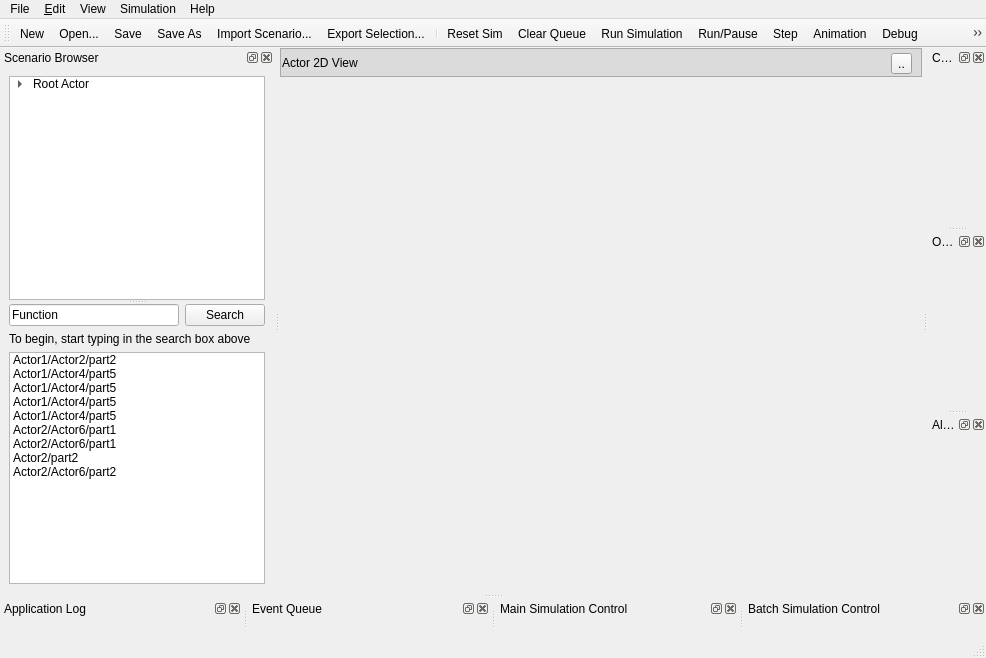
DND-DRDC-RDDC/OS_ORIGAME, file origame/gui/ui_files/mainwindow.ui: the form before one commit.
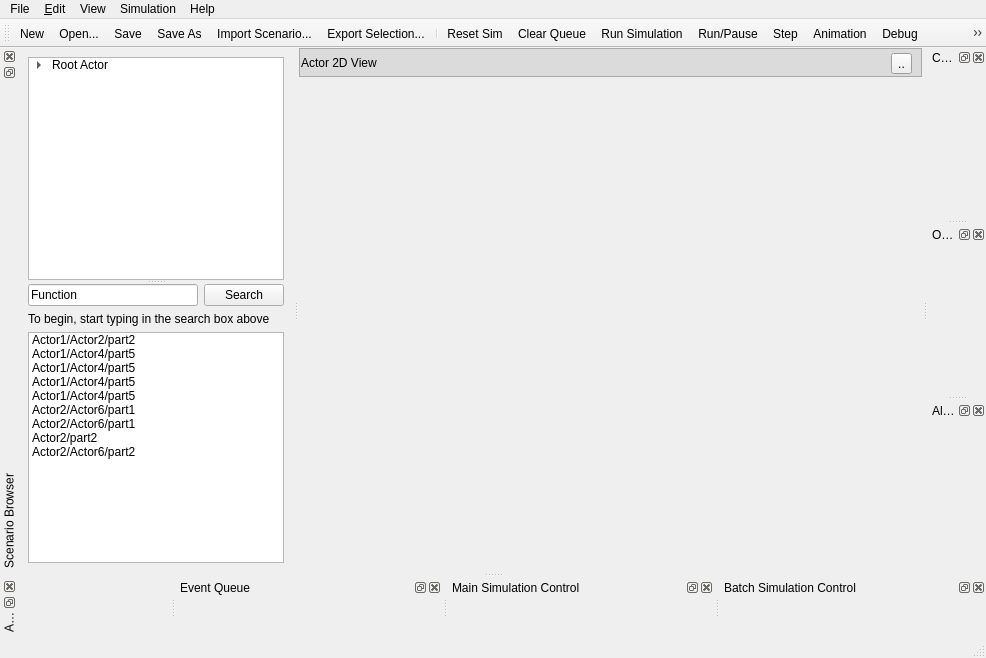
The form after the commit. Icons and pictures are not drawn. Custom widgets are drawn as their Qt base class.

```diff
--- a/origame/gui/ui_files/mainwindow.ui
+++ b/origame/gui/ui_files/mainwindow.ui
@@ -301,7 +301,7 @@
   </widget>
   <widget class="QDockWidget" name="scenario_browser_dock">
    <property name="features">
-    <set>QDockWidget::AllDockWidgetFeatures</set>
+    <set>QDockWidget::DockWidgetFeature::DockWidgetClosable|QDockWidget::DockWidgetFeature::DockWidgetMovable|QDockWidget::DockWidgetFeature::DockWidgetFloatable|QDockWidget::DockWidgetFeature::DockWidgetVerticalTitleBar</set>
    </property>
    <property name="windowTitle">
     <string>Scenario Browser</string>
@@ -477,7 +477,7 @@
   </widget>
   <widget class="QDockWidget" name="log_panel_dock">
    <property name="features">
-    <set>QDockWidget::AllDockWidgetFeatures</set>
+    <set>QDockWidget::DockWidgetFeature::DockWidgetClosable|QDockWidget::DockWidgetFeature::DockWidgetMovable|QDockWidget::DockWidgetFeature::DockWidgetFloatable|QDockWidget::DockWidgetFeature::DockWidgetVerticalTitleBar</set>
    </property>
    <property name="windowTitle">
     <string>Application Log</string>
```
Left out of the diff: 5 changed lines with no effect on the pictures.
